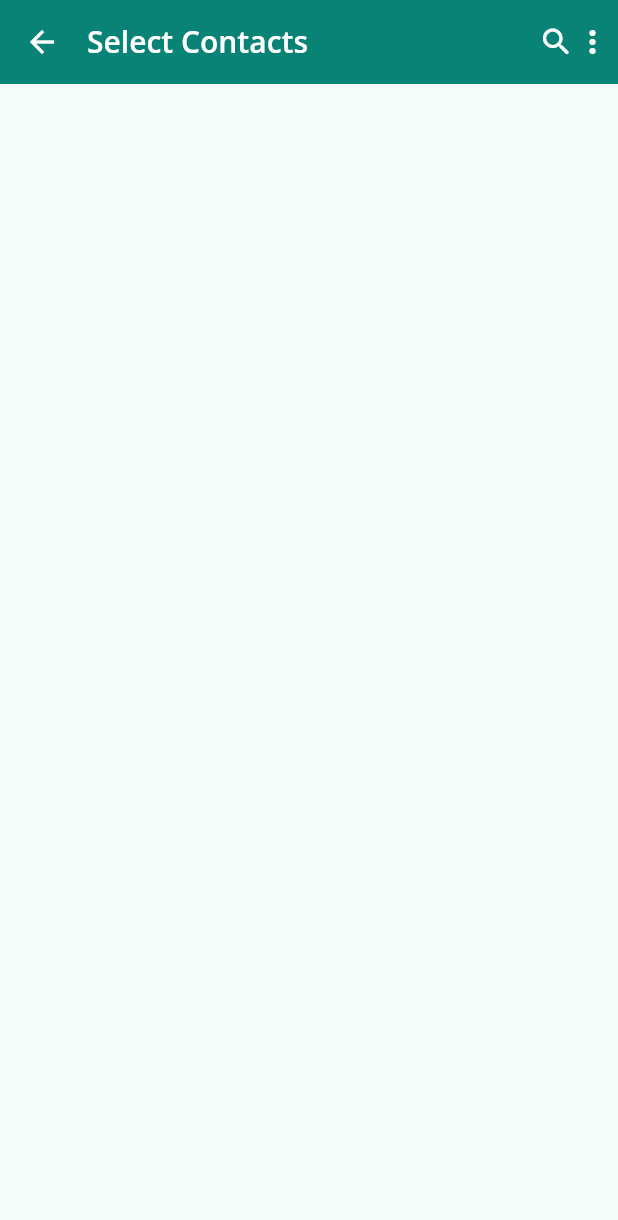
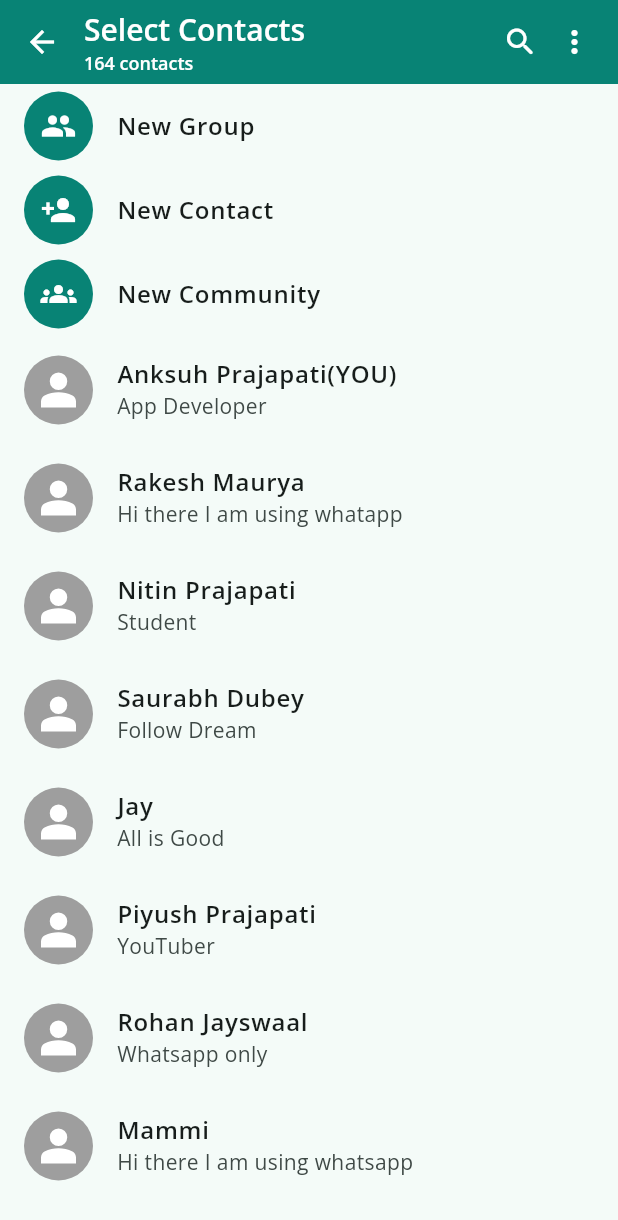
Before and after one commit to Ankush1200/whatsapp_clone, a Flutter app: the SelectContacts screen opened directly, on a phone screen of 412 x 824 dp. Shown: the top 1220 px of the screen. Run offline on Flutter 3.47's test engine with Material 3 defaults, Android fonts, the phone set to English and light mode, and no system bars; our stand-ins replace emoji_picker_flutter, flutter_svg, get.

Commit message:
Contact Page Added

```diff
--- a/lib/Model/chatmodel.dart
+++ b/lib/Model/chatmodel.dart
@@ -4,13 +4,15 @@ class ChatModel{
   String currentmessage;
   String time;
   bool isgroup;
+  String status;
 
   ChatModel({
-  required this.name,
-  required this.icon,
-  required this.isgroup,
-  required this.time,
-  required this.currentmessage,
+   this.name='',
+   this.icon='',
+   this.isgroup=false,
+   this.time='',
+   this.currentmessage='',
+   this.status='',
  });
 
 }
--- a/lib/pages/chat_page.dart
+++ b/lib/pages/chat_page.dart
@@ -58,6 +58,7 @@ class _ChatPageState extends State<ChatPage> {
   Widget build(BuildContext context) {
     return Scaffold(
       body:ListView.builder(
+        physics: const BouncingScrollPhysics(),
         itemCount: chatmodel.length,
         itemBuilder: (context, index) {
         return ChatList(chatModel:chatmodel[index]);
--- a/lib/screens/Home_screen.dart
+++ b/lib/screens/Home_screen.dart
@@ -1,6 +1,5 @@
 
 import 'package:flutter/material.dart';
-import 'package:get/get.dart';
 import 'package:whatsapp_clone/Colors/theaming.dart';
 import 'package:whatsapp_clone/Screens/Select_contacts.dart';
 
--- a/lib/screens/Select_contacts.dart
+++ b/lib/screens/Select_contacts.dart
@@ -1,20 +1,121 @@
 import 'package:flutter/material.dart';
+import 'package:whatsapp_clone/Model/chatmodel.dart';
 
-class SelectContacts extends StatelessWidget {
+import '../Widgets/Contact_button.dart';
+import '../Widgets/Contact_list.dart';
+
+class SelectContacts extends StatefulWidget {
   const SelectContacts({super.key});
+
+  @override
+  State<SelectContacts> createState() => _SelectContactsState();
+}
+
+class _SelectContactsState extends State<SelectContacts> {
+  List<ChatModel> contacts = [
+    ChatModel(
+      name: "Anksuh Prajapati(YOU)",
+      icon: "assets/icons/person.svg",
+      status: "App Developer",
+    ),
+    ChatModel(
+      name: "Rakesh Maurya",
+      icon: "assets/icons/person.svg",
+      status: "Hi there I am using whatapp",
+    ),
+    ChatModel(
+      name: "Nitin Prajapati",
+      icon: "assets/icons/person.svg",
+      status: "Student",
+    ),
+    ChatModel(
+      name: "Saurabh Dubey",
+      icon: "assets/icons/person.svg",
+      status: "Follow Dream",
+    ),
+    ChatModel(
+      name: "Jay",
+      icon: "assets/icons/person.svg",
+      status: "All is Good",
+    ),
+    ChatModel(
+      name: "Piyush Prajapati",
+      icon: "assets/icons/person.svg",
+      status: "YouTuber",
+    ),
+    ChatModel(
+      name: "Rohan Jayswaal",
+      icon: "assets/icons/person.svg",
+      status: "Whatsapp only",
+    ),
+    ChatModel(
+      name: "Mammi",
+      icon: "assets/icons/person.svg",
+      status: "Hi there I am using whatsapp",
+    ),
+  ];
 
   @override
   Widget build(BuildContext context) {
     return Scaffold(
-      appBar: AppBar(
-        titleSpacing:2,
-        title: const Text("Select Contacts"),
-        actions: const [
-          Icon(Icons.search_rounded),
-          Icon(Icons.more_vert),
-          SizedBox(width: 5,)
-        ],
-      ),
-    );
+        appBar: AppBar(
+          titleSpacing: 0,
+          title: const Column(
+            crossAxisAlignment: CrossAxisAlignment.start,
+            children: [
+              Text("Select Contacts"),
+              Text(
+                "164 contacts",
+                style: TextStyle(fontSize: 12),
+              )
+            ],
+          ),
+          actions: [
+            const Icon(Icons.search_rounded),
+            PopupMenuButton(
+              onSelected: (value) {},
+              itemBuilder: (BuildContext context) {
+                return const [
+                  PopupMenuItem(
+                    value: 'Inviite a friend',
+                    child: Text("Inviite a friend"),
+                  ),
+                  PopupMenuItem(
+                    value: 'Contacts',
+                    child: Text("Contacts"),
+                  ),
+                  PopupMenuItem(
+                    value: 'Refresh',
+                    child: Text("Refresh"),
+                  ),
+                  PopupMenuItem(
+                    value: 'Help',
+                    child: Text("Help"),
+                  ),
+                ];
+              },
+            ),
+            const SizedBox(
+              width: 5,
+            )
+          ],
+        ),
+        body: ListView.builder(
+            physics: const BouncingScrollPhysics(),
+            itemCount:contacts.length+3,
+            itemBuilder: (context, index) {
+              if(index==0){
+                return const ContactButton(name: 'New Group', icon: Icons.group,);
+              }
+              if(index==1){
+               return const ContactButton(name:'New Contact',icon: Icons.person_add,);
+              }
+              if(index==2){
+               return const ContactButton(name:'New Community',icon: Icons.groups);
+              }
+              return ContactList(
+                chatModel: contacts[index-3],
+              );
+            }));
   }
 }
--- a/lib/screens/individual_page.dart
+++ b/lib/screens/individual_page.dart
@@ -4,7 +4,7 @@ import 'package:flutter_svg/flutter_svg.dart';
 import 'package:get/get.dart';
 import 'package:get/get_navigation/src/routes/transitions_type.dart';
 import 'package:whatsapp_clone/Colors/theaming.dart';
-import 'package:whatsapp_clone/Widgets/attach_file.dart';
+import 'package:whatsapp_clone/Widgets/Attach_file.dart';
 import '../Model/chatmodel.dart';
 
 class IndividualChat extends StatefulWidget {
--- /dev/null
+++ b/lib/widgets/Contact_button.dart
@@ -0,0 +1,27 @@
+import 'package:flutter/material.dart';
+import 'package:flutter_svg/svg.dart';
+import 'package:whatsapp_clone/Colors/theaming.dart';
+import 'package:whatsapp_clone/Model/chatmodel.dart';
+
+class ContactButton extends StatelessWidget {
+
+  const ContactButton({super.key, required this.name, required this.icon,});
+  final String name;
+  final IconData icon;
+
+  @override
+  Widget build(BuildContext context) {
+    return InkWell(
+      onTap: (){},
+      child:  ListTile(
+          leading: CircleAvatar(backgroundColor: AppColors.defaultcolor,
+          radius: 23,
+          child: Icon(icon,color: Colors.white),
+          ),
+          title: Text(name,
+          style: const TextStyle(fontWeight: FontWeight.bold),
+          ),
+          ),
+    );
+  }
+}
--- /dev/null
+++ b/lib/widgets/Contact_list.dart
@@ -0,0 +1,36 @@
+
+import 'package:flutter/material.dart';
+import 'package:flutter_svg/flutter_svg.dart';
+import 'package:whatsapp_clone/Model/chatmodel.dart';
+
+class ContactList extends StatefulWidget {
+  final ChatModel chatModel;
+  const ContactList({super.key,required this.chatModel});
+
+  @override
+  State<ContactList> createState() => _ContactListState();
+}
+
+class _ContactListState extends State<ContactList> {
+  @override
+  Widget build(BuildContext context) {
+
+    return InkWell(
+      onTap: (){},
+      child: ListTile(
+          leading: CircleAvatar(backgroundColor: Colors.grey,
+          radius: 23,
+          child: SvgPicture.asset(widget.chatModel.icon,
+          height:35,
+          // ignore: deprecated_member_use
+          color: Colors.white,
+          ),
+          ),
+          title: Text(widget.chatModel.name,
+          style: const TextStyle(fontWeight: FontWeight.bold),
+          ),
+          subtitle: Text(widget.chatModel.status),
+        ),
+    );
+  }
+}
--- a/lib/widgets/chat_list.dart
+++ b/lib/widgets/chat_list.dart
@@ -55,7 +55,7 @@ class ChatList extends StatelessWidget {
             trailing: Column(
               children: [
                 const SizedBox(
-                  height: 10,
+                  height:10,
                 ),
                 Text(
                   chatModel.time,
```
